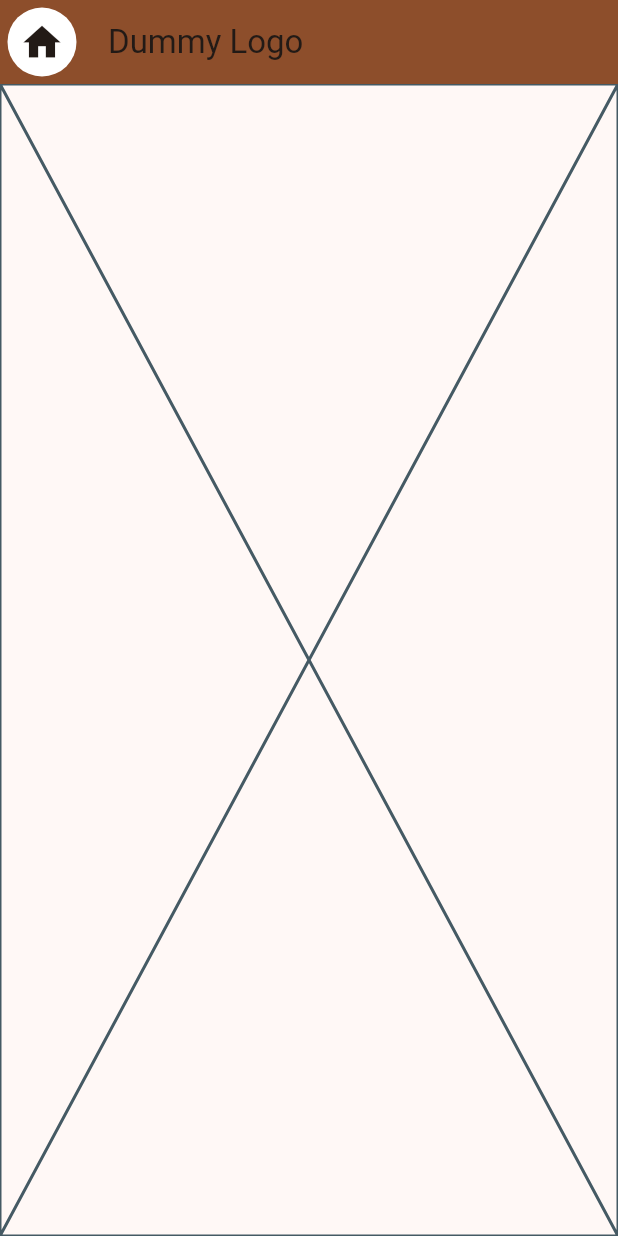
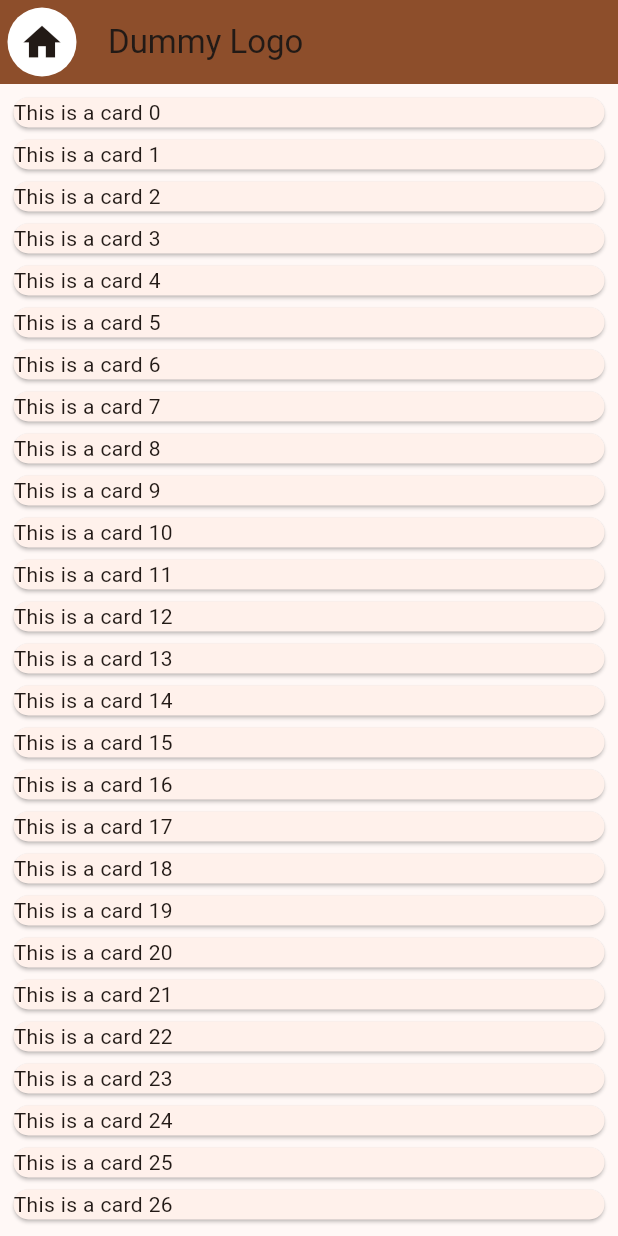
Before and after one commit to Anshul-Sangrame/startUp, a Flutter app: the screen it shows after launch, on a phone screen of 412 x 824 dp. Run offline on Flutter 3.47's test engine with Material 3 defaults, Android fonts, the phone set to English and light mode, and no system bars.

Commit message:
added serviceCard template

```diff
--- a/lib/components/service_displayer.dart
+++ b/lib/components/service_displayer.dart
@@ -1,10 +1,34 @@
 import 'package:flutter/material.dart';
 
 class ServiceCard extends StatelessWidget {
+  const ServiceCard({
+    super.key,
+    required this.temp,
+  });
+
+  final int temp;
+
   @override
   Widget build(BuildContext context) {
     return Card(
-
+      child: Text("This is a card $temp"),
     );
   }
 }
+
+class ServiceCardList extends StatelessWidget {
+  @override
+  Widget build(BuildContext context) {
+    var listOfCard = <Widget>[];
+    for(int i =0 ;i <1000;i++)
+    {
+      listOfCard.add(ServiceCard(temp: i));
+    }
+    return Container(
+      padding: EdgeInsets.all(5),
+      child: ListView(
+        children: listOfCard,
+      ),
+    );
+  }
+}
--- a/lib/main.dart
+++ b/lib/main.dart
@@ -1,4 +1,5 @@
 import 'package:flutter/material.dart';
+import 'package:startup/components/service_displayer.dart';
 import 'components/menu_bar.dart';
 
 void main() {
@@ -14,7 +15,8 @@ class MyApp extends StatelessWidget {
     return MaterialApp(
       title: 'SU',
       theme: ThemeData(
-        colorScheme: ColorScheme.fromSeed(seedColor: Color.fromARGB(255, 183, 102, 58)),
+        colorScheme:
+            ColorScheme.fromSeed(seedColor: Color.fromARGB(255, 183, 102, 58)),
         useMaterial3: true,
       ),
       home: MainPage(),
@@ -28,9 +30,26 @@ class MainPage extends StatelessWidget {
   Widget build(BuildContext context) {
     return Scaffold(
       appBar: menuBar(context),
-      body: Center(
-        child: Placeholder(),
+      body: Body(
+        content: ServiceCardList(),
       ),
     );
   }
 }
+
+class Body extends StatelessWidget {
+  const Body({
+    super.key,
+    required this.content,
+  });
+
+  final Widget content;
+
+  @override
+  Widget build(BuildContext context) {
+    return Container(
+      constraints: BoxConstraints.expand(),
+      child: SafeArea(child: content),
+    );
+  }
+}
```
